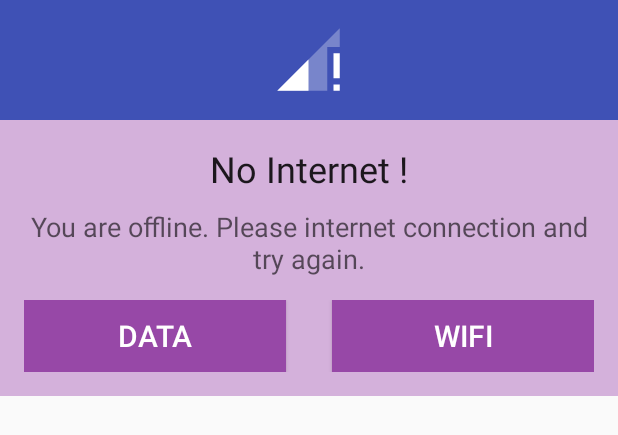
After one commit to msrsiddik/TourHelper, an Android app: the layout no_internet_layout.xml on its own in the app's theme, with its tools: preview values and no code run, on a phone screen of 412 x 824 dp. The commit adds this screen. Shown: the top 435 px of the screen. Run offline under Robolectric (Android 15) with nearby library versions, the phone set to English and light mode, and no system bars.

Commit message:
Initial commit

```diff
--- a/app/src/main/java/msr/zerone/tourhelper/eventfragment/EventHomeFragment.java
+++ b/app/src/main/java/msr/zerone/tourhelper/eventfragment/EventHomeFragment.java
@@ -37,6 +37,7 @@ import java.util.List;
 
 import msr.zerone.tourhelper.R;
 import msr.zerone.tourhelper.eventfragment.model.EventModel;
+import msr.zerone.tourhelper.networkinfo.NetworkUtil;
 
 import static msr.zerone.tourhelper.THfirebase.eventReference;
 import static msr.zerone.tourhelper.THfirebase.fAuth;
@@ -67,6 +68,8 @@ public class EventHomeFragment extends Fragment{
     public View onCreateView(LayoutInflater inflater, ViewGroup container,
                              Bundle savedInstanceState) {
         // Inflate the layout for this fragment
+        NetworkUtil.isOffline(context, container);
+
         return inflater.inflate(R.layout.fragment_event_home, container, false);
     }
 
--- a/app/src/main/java/msr/zerone/tourhelper/map/MapFragment.java
+++ b/app/src/main/java/msr/zerone/tourhelper/map/MapFragment.java
@@ -40,6 +40,7 @@ import java.util.List;
 import msr.zerone.tourhelper.R;
 import msr.zerone.tourhelper.map.nearby.NearbyResponse;
 import msr.zerone.tourhelper.map.nearby.Result;
+import msr.zerone.tourhelper.networkinfo.NetworkUtil;
 import retrofit2.Call;
 import retrofit2.Callback;
 import retrofit2.Response;
@@ -81,6 +82,8 @@ public class MapFragment extends Fragment implements OnMapReadyCallback, GoogleM
     public View onCreateView(LayoutInflater inflater, ViewGroup container,
                              Bundle savedInstanceState) {
         // Inflate the layout for this fragment
+        NetworkUtil.isOffline(context, container);
+
         return inflater.inflate(R.layout.fragment_map, container, false);
     }
 
--- a/app/src/main/java/msr/zerone/tourhelper/userfragment/LoginFragment.java
+++ b/app/src/main/java/msr/zerone/tourhelper/userfragment/LoginFragment.java
@@ -22,6 +22,7 @@ import com.google.firebase.auth.AuthResult;
 
 import msr.zerone.tourhelper.FragmentInter;
 import msr.zerone.tourhelper.R;
+import msr.zerone.tourhelper.networkinfo.NetworkUtil;
 
 import static msr.zerone.tourhelper.THfirebase.fAuth;
 
@@ -41,6 +42,8 @@ public class LoginFragment extends Fragment {
     public View onCreateView(LayoutInflater inflater, ViewGroup container,
                              Bundle savedInstanceState) {
         // Inflate the layout for this fragment
+        NetworkUtil.isOffline(getContext(), container);
+
         return inflater.inflate(R.layout.fragment_login, container, false);
     }
 
--- a/app/src/main/java/msr/zerone/tourhelper/userfragment/RegistrationFragment.java
+++ b/app/src/main/java/msr/zerone/tourhelper/userfragment/RegistrationFragment.java
@@ -27,6 +27,7 @@ import com.google.firebase.database.FirebaseDatabase;
 
 import msr.zerone.tourhelper.FragmentInter;
 import msr.zerone.tourhelper.R;
+import msr.zerone.tourhelper.networkinfo.NetworkUtil;
 import msr.zerone.tourhelper.userfragment.model.RegistrationModel;
 
 import static android.support.constraint.Constraints.TAG;
@@ -60,6 +61,8 @@ public class RegistrationFragment extends Fragment {
     public View onCreateView(LayoutInflater inflater, ViewGroup container,
                              Bundle savedInstanceState) {
         // Inflate the layout for this fragment
+        NetworkUtil.isOffline(context, container);
+
         return inflater.inflate(R.layout.fragment_registration, container, false);
     }
 
--- a/app/src/main/java/msr/zerone/tourhelper/weather/WeatherHomeFragment.java
+++ b/app/src/main/java/msr/zerone/tourhelper/weather/WeatherHomeFragment.java
@@ -31,6 +31,7 @@ import com.google.android.gms.location.LocationServices;
 import com.google.android.gms.tasks.OnSuccessListener;
 
 import msr.zerone.tourhelper.R;
+import msr.zerone.tourhelper.networkinfo.NetworkUtil;
 
 
 /**
@@ -70,7 +71,7 @@ public class WeatherHomeFragment extends Fragment {
     public View onCreateView(LayoutInflater inflater, ViewGroup container,
                              Bundle savedInstanceState) {
         // Inflate the layout for this fragment
-
+        NetworkUtil.isOffline(context, container);
         return inflater.inflate(R.layout.fragment_weather_home, container, false);
     }
 
@@ -234,5 +235,4 @@ public class WeatherHomeFragment extends Fragment {
             return noOfTabPage;
         }
     }
-
 }
--- /dev/null
+++ b/app/src/main/res/drawable/no_internet_ic.xml
@@ -0,0 +1,6 @@
+<vector android:height="24dp" android:tint="#FFFFFF"
+    android:viewportHeight="24.0" android:viewportWidth="24.0"
+    android:width="24dp" xmlns:android="http://schemas.android.com/apk/res/android">
+    <path android:fillAlpha=".3" android:fillColor="#FF000000" android:pathData="M22,8V2L2,22h16V8z"/>
+    <path android:fillColor="#FF000000" android:pathData="M20,10v8h2v-8h-2zM12,22L12,12L2,22h10zM20,22h2v-2h-2v2z"/>
+</vector>
--- /dev/null
+++ b/app/src/main/res/layout/no_internet_layout.xml
@@ -0,0 +1,75 @@
+<?xml version="1.0" encoding="utf-8"?>
+<LinearLayout xmlns:android="http://schemas.android.com/apk/res/android"
+    android:layout_width="match_parent"
+    android:layout_height="match_parent"
+    android:orientation="vertical">
+
+    <RelativeLayout
+        android:layout_width="match_parent"
+        android:layout_height="80dp"
+        android:background="@color/colorPrimary">
+
+        <ImageView
+            android:layout_width="50dp"
+            android:layout_height="50dp"
+            android:layout_centerInParent="true"
+            android:background="@drawable/no_internet_ic" />
+
+    </RelativeLayout>
+
+    <LinearLayout
+        android:layout_width="match_parent"
+        android:layout_height="wrap_content"
+        android:orientation="vertical"
+        android:padding="16dp"
+        android:background="@color/cardViewBgC">
+
+        <TextView
+            android:layout_width="match_parent"
+            android:layout_height="wrap_content"
+            android:text="No Internet !"
+            android:textAlignment="center"
+            android:textAppearance="@style/TextAppearance.AppCompat.Headline" />
+
+        <TextView
+            android:layout_width="match_parent"
+            android:layout_height="wrap_content"
+            android:layout_marginTop="10dp"
+            android:text="You are offline. Please internet connection and try again."
+            android:textAlignment="center"
+            android:textAppearance="@style/TextAppearance.AppCompat.Medium" />
+
+        <LinearLayout
+            android:layout_width="match_parent"
+            android:layout_height="wrap_content"
+            android:layout_marginTop="15dp"
+            android:orientation="horizontal"
+            android:weightSum="4">
+            <Button
+                android:id="@+id/data"
+                android:layout_weight="2"
+                android:layout_width="0dp"
+                android:layout_height="wrap_content"
+                android:layout_gravity="center"
+                android:background="@color/buttonBgC"
+                android:text="Data"
+                android:textColor="#fff"
+                android:textSize="20sp"
+                android:layout_marginRight="15dp"/>
+
+            <Button
+                android:id="@+id/wifi"
+                android:layout_weight="2"
+                android:layout_width="0dp"
+                android:layout_height="wrap_content"
+                android:layout_gravity="center"
+                android:background="@color/buttonBgC"
+                android:text="Wifi"
+                android:textColor="#fff"
+                android:textSize="20sp"
+                android:layout_marginLeft="15dp"/>
+        </LinearLayout>
+
+    </LinearLayout>
+
+</LinearLayout>
--- a/app/src/main/res/menu/main_toolbar_menu.xml
+++ b/app/src/main/res/menu/main_toolbar_menu.xml
@@ -15,6 +15,7 @@
         android:title="Login"/>
 
     <item android:id="@+id/syncPhotos"
+        android:visible="false"
         android:title="Sync Photos"/>
 
     <item android:id="@+id/uploadPhotos"
```
Also changed, not shown: app/src/main/java/msr/zerone/tourhelper/MainActivity.java (+14 -2 lines), app/src/main/java/msr/zerone/tourhelper/cameraandgallery/ImageCollection.java (+60 -56 lines), app/src/main/java/msr/zerone/tourhelper/cameraandgallery/PhotoRefModel.java (added, +20 -0 lines), app/src/main/java/msr/zerone/tourhelper/networkinfo/NetworkUtil.java (+58 -1 lines), app/src/main/java/msr/zerone/tourhelper/userfragment/DashboardFragment.java (+31 -0 lines), app/src/main/java/msr/zerone/tourhelper/userfragment/UserPreference.java (+4 -4 lines).
